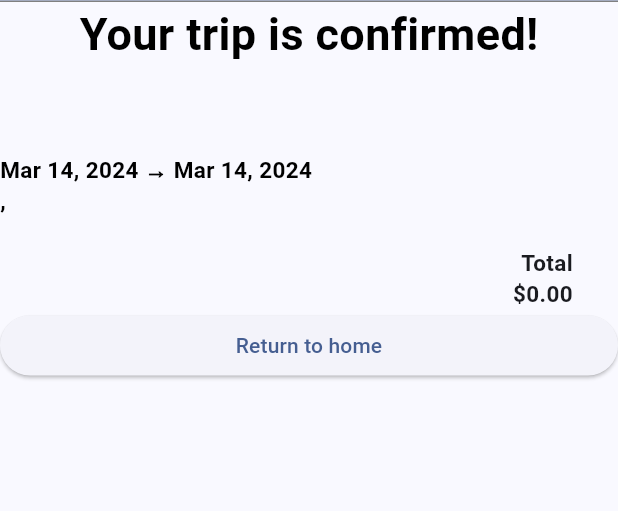
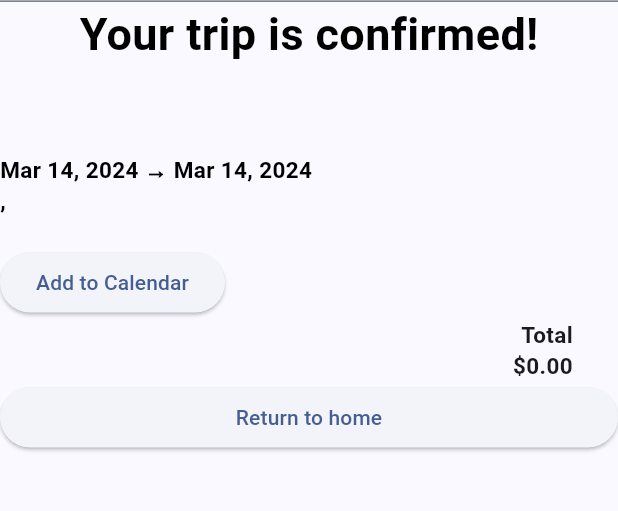
Before and after one commit to CSEN-SCU/csen-174-w24-project-tripsitter, a Flutter app: the ConfirmationPage screen opened directly with empty values, on a phone screen of 412 x 824 dp, the part 82-593 px from its top. Run offline on Flutter 3.47's test engine with Material 3 defaults, Android fonts, the phone set to English and light mode, and no system bars; our stand-ins replace animated_list_plus, cloud_firestore, csv, firebase_auth, firebase_core, firebase_storage and 11 more; missing offline and left inert: flutter_stripe, googleapis, mapbox_gl; accounts and stored records are empty; network calls fail; Roboto replaces fonts that are missing (Kadwa).

Commit message:
Google Calendar API: Flights

```diff
--- a/frontend/lib/components/checkout/trip_summary.dart
+++ b/frontend/lib/components/checkout/trip_summary.dart
@@ -1,16 +1,28 @@
+// ignore_for_file: use_build_context_synchronously
+
 import 'package:flutter/material.dart';
 import 'package:google_fonts/google_fonts.dart';
 import 'package:intl/intl.dart';
 import 'package:provider/provider.dart';
+import 'package:shared_preferences/shared_preferences.dart';
+import 'package:tripsitter/classes/airport.dart';
+import 'package:tripsitter/classes/flights.dart';
 import 'package:tripsitter/classes/profile.dart';
 import 'package:tripsitter/classes/trip.dart';
 import 'package:tripsitter/components/checkout/activity_summary.dart';
 import 'package:tripsitter/components/checkout/car_summary.dart';
 import 'package:tripsitter/components/checkout/flight_summary.dart';
 import 'package:tripsitter/components/checkout/hotel_summary.dart';
+import 'package:tripsitter/helpers/api.dart';
+import 'package:tripsitter/helpers/data.dart';
 import 'package:tripsitter/helpers/styles.dart';
+import 'package:googleapis/calendar/v3.dart' as gcal;
+import 'package:http/http.dart' as http;
+import 'package:googleapis_auth/googleapis_auth.dart' as gapis;
+import 'package:timezone/data/latest.dart' as tz;
+import 'package:timezone/timezone.dart' as tz;
 
-class TripSummary extends StatelessWidget {
+class TripSummary extends StatefulWidget {
   final Trip trip;
   final String uid;
   final List<UserProfile> profiles;
@@ -18,7 +30,74 @@ class TripSummary extends StatelessWidget {
   final bool showBooking;
   const TripSummary({required this.trip, required this.uid, required this.profiles, this.showSplit = true, this.showBooking = false, super.key});
 
-  bool get split => trip.usingSplitPayments && showSplit;
+  @override
+  State<TripSummary> createState() => _TripSummaryState();
+}
+
+class _TripSummaryState extends State<TripSummary> {
+  bool get split => widget.trip.usingSplitPayments && widget.showSplit;
+
+  Future<gcal.EventDateTime> getEventDateTime(FlightDepartureArrival flight) async{
+    List<Airport> airports = await getAirports(context);
+    Airport departureAirport = airports.firstWhere((a) => a.iataCode == flight.iataCode);
+    String departureTimezone = timezoneMap[flight.iataCode] ?? await TripsitterApi.getAirportTimezone(departureAirport);
+    DateTime dt = flight.at;
+    debugPrint("$dt");
+    tz.initializeTimeZones();
+    final airportTz = tz.getLocation(departureTimezone);
+
+    dt = tz.TZDateTime.from(dt.toUtc(), airportTz);
+    dt = dt.subtract(dt.timeZoneOffset - DateTime.now().timeZoneOffset);
+    // dt = dt.toLocal();
+
+    debugPrint("$dt, $departureTimezone");
+
+    return gcal.EventDateTime(dateTime: dt, timeZone: departureTimezone);
+  }
+
+  void createCalendarEvents() async {
+    final prefs = await SharedPreferences.getInstance();
+    String? token = prefs.getString("gcalToken");
+    if(token == null) return;
+    gapis.AuthClient client = gapis.authenticatedClient(http.Client(), gapis.AccessCredentials(
+      gapis.AccessToken(
+        'Bearer',
+        token,
+        // TODO(kevmoo): Use the correct value once it's available from authentication
+        // See https://github.com/flutter/flutter/issues/80905
+        DateTime.now().toUtc().add(const Duration(days: 365)),
+      ),
+      null, // We don't have a refreshToken
+      [gcal.CalendarApi.calendarEventsScope],
+    ));
+
+    gcal.CalendarApi(client).events.insert(gcal.Event(
+      summary: widget.trip.name,
+      start: gcal.EventDateTime(date: widget.trip.startDate.toUtc()),
+      end: gcal.EventDateTime(date: widget.trip.endDate.toUtc()),
+    ), "primary");
+
+    for(FlightGroup group in widget.trip.flights.where((f) => f.members.contains(widget.uid))) {
+      for(FlightItinerary it in group.selected?.itineraries ?? []) {
+        for(FlightSegment seg in it.segments) {
+          gcal.EventDateTime start = await getEventDateTime(seg.departure);
+          gcal.EventDateTime end = await getEventDateTime(seg.arrival);
+
+          gcal.Event event = gcal.Event(
+            summary: "Flight ${seg.carrierCode}${seg.number} ${seg.departure.iataCode} - ${seg.arrival.iataCode}",
+            description: "Departure: ${DateFormat("MM/dd/yyyy h:mm a").format(seg.departure.at)} (Local Time) \nArrival: ${DateFormat("MM/dd/yyyy h:mm a").format(seg.arrival.at)} (Local Time)\n${group.pnr != null ? "Booking Confirmation: ${group.pnr}" : ""}",
+            start: start,
+            end: end,
+          );
+          gcal.Event created = await gcal.CalendarApi(client).events.insert(event, "primary");
+          debugPrint("Created event ${created.id}");
+        }
+      }
+    }
+
+    debugPrint("Added to calendar");
+
+  }
 
   @override
   Widget build(BuildContext context) {
@@ -28,42 +107,44 @@ class TripSummary extends StatelessWidget {
       ),
       child: MultiProvider(
         providers: [
-          Provider.value(value: profiles),
+          Provider.value(value: widget.profiles),
           Provider.value(value: split),
         ],
         child: Column(
           crossAxisAlignment: CrossAxisAlignment.start,
           children: [
-            Text(trip.name, style: sectionHeaderStyle),
-            Text("${DateFormat('MMM d, yyyy').format(trip.startDate)} → ${DateFormat('MMM d, yyyy').format(trip.endDate)}", style: sectionHeaderStyle.copyWith(fontSize: 15)),
-            Text("${trip.destination.name}, ${trip.destination.country}", style: sectionHeaderStyle.copyWith(fontSize: 15)),
+            Text(widget.trip.name, style: sectionHeaderStyle),
+            Text("${DateFormat('MMM d, yyyy').format(widget.trip.startDate)} → ${DateFormat('MMM d, yyyy').format(widget.trip.endDate)}", style: sectionHeaderStyle.copyWith(fontSize: 15)),
+            Text("${widget.trip.destination.name}, ${widget.trip.destination.country}", style: sectionHeaderStyle.copyWith(fontSize: 15)),
             Container(height: 20),
-            if((split ? trip.flights.where((f) => f.members.contains(uid)) : trip.flights).isNotEmpty)
+            if(widget.showBooking)
+              ElevatedButton(onPressed: createCalendarEvents, child: Text("Add to Calendar")),
+            if((split ? widget.trip.flights.where((f) => f.members.contains(widget.uid)) : widget.trip.flights).isNotEmpty)
               ...[
-                SummaryHeader("Flights: \$${split ? trip.userFlightsPrice(uid) : trip.flightsPrice}${split ? "" : " total"}", icon: Icons.flight_takeoff_rounded),
-                for(var flight in (split ? trip.flights.where((f) => f.members.contains(uid)) : trip.flights))
-                  FlightSummary(flight: flight, price: split ? flight.userPrice(uid) : flight.price),
+                SummaryHeader("Flights: \$${split ? widget.trip.userFlightsPrice(widget.uid) : widget.trip.flightsPrice}${split ? "" : " total"}", icon: Icons.flight_takeoff_rounded),
+                for(var flight in (split ? widget.trip.flights.where((f) => f.members.contains(widget.uid)) : widget.trip.flights))
+                  FlightSummary(flight: flight, price: split ? flight.userPrice(widget.uid) : flight.price),
                 Container(height: 10)
               ],
-            if((split ? trip.hotels.where((h) => h.members.contains(uid)) : trip.hotels).isNotEmpty)
+            if((split ? widget.trip.hotels.where((h) => h.members.contains(widget.uid)) : widget.trip.hotels).isNotEmpty)
               ...[
-                SummaryHeader("Hotels: \$${split ? trip.userHotelsPrice(uid) : trip.hotelsPrice}${split ? "" : " total"}", icon: Icons.hotel_rounded),
-                for(var hotel in (split ? trip.hotels.where((h) => h.members.contains(uid)) : trip.hotels))
-                  HotelSummary(hotel: hotel, price: split ? hotel.userPrice(uid) : hotel.price),
+                SummaryHeader("Hotels: \$${split ? widget.trip.userHotelsPrice(widget.uid) : widget.trip.hotelsPrice}${split ? "" : " total"}", icon: Icons.hotel_rounded),
+                for(var hotel in (split ? widget.trip.hotels.where((h) => h.members.contains(widget.uid)) : widget.trip.hotels))
+                  HotelSummary(hotel: hotel, price: split ? hotel.userPrice(widget.uid) : hotel.price),
                 Container(height: 10)
               ],
-            if((split ? trip.rentalCars.where((r) => r.members.contains(uid)) : trip.rentalCars).isNotEmpty)
+            if((split ? widget.trip.rentalCars.where((r) => r.members.contains(widget.uid)) : widget.trip.rentalCars).isNotEmpty)
               ...[
-                SummaryHeader("Rental Cars: \$${split ? trip.userRentalCarsPrice(uid) : trip.rentalCarsPrice}${split ? "" : " total"}", icon: Icons.directions_car_rounded),
-                for(var rentalCar in (split ? trip.rentalCars.where((r) => r.members.contains(uid)) : trip.rentalCars))
-                  CarSummary(car: rentalCar, price: split ? rentalCar.userPrice(uid) : rentalCar.price, showBooking: showBooking),
+                SummaryHeader("Rental Cars: \$${split ? widget.trip.userRentalCarsPrice(widget.uid) : widget.trip.rentalCarsPrice}${split ? "" : " total"}", icon: Icons.directions_car_rounded),
+                for(var rentalCar in (split ? widget.trip.rentalCars.where((r) => r.members.contains(widget.uid)) : widget.trip.rentalCars))
+                  CarSummary(car: rentalCar, price: split ? rentalCar.userPrice(widget.uid) : rentalCar.price, showBooking: widget.showBooking),
                 Container(height: 10)
               ],
-            if((split ? trip.activities.where((a) => a.participants.contains(uid)) : trip.activities).isNotEmpty)
+            if((split ? widget.trip.activities.where((a) => a.participants.contains(widget.uid)) : widget.trip.activities).isNotEmpty)
               ...[
-                SummaryHeader("Activities: \$${split ? trip.userActivitiesPrice(uid) : trip.activitiesPrice} total", icon: Icons.stadium_rounded),
-                for(var activity in (split ? trip.activities.where((a) => a.participants.contains(uid)) : trip.activities))
-                  ActivitySummary(activity: activity, price: split ? activity.userPrice(uid) : activity.price, showBooking: showBooking),
+                SummaryHeader("Activities: \$${split ? widget.trip.userActivitiesPrice(widget.uid) : widget.trip.activitiesPrice} total", icon: Icons.stadium_rounded),
+                for(var activity in (split ? widget.trip.activities.where((a) => a.participants.contains(widget.uid)) : widget.trip.activities))
+                  ActivitySummary(activity: activity, price: split ? activity.userPrice(widget.uid) : activity.price, showBooking: widget.showBooking),
                 Container(height: 10)
               ],
               Padding(
@@ -72,7 +153,7 @@ class TripSummary extends StatelessWidget {
                   alignment: Alignment.centerRight,
                   child: SizedBox(
                     width: 150,
-                    child: Text("${split ? "Your total" : "Total"}\n\$${(split ? trip.userTotalPrice(uid) : trip.totalPrice).toStringAsFixed(2)}", style: const TextStyle(fontSize: 15, fontWeight: FontWeight.bold), textAlign: TextAlign.right,)
+                    child: Text("${split ? "Your total" : "Total"}\n\$${(split ? widget.trip.userTotalPrice(widget.uid) : widget.trip.totalPrice).toStringAsFixed(2)}", style: const TextStyle(fontSize: 15, fontWeight: FontWeight.bold), textAlign: TextAlign.right,)
                   )
                 ),
               ),
--- a/frontend/pubspec.yaml
+++ b/frontend/pubspec.yaml
@@ -68,6 +68,10 @@ dependencies:
   image_picker_web: ^3.1.1
   intl_phone_field: ^3.2.0
   animated_list_plus: ^0.5.2
+  googleapis: ^13.1.0
+  shared_preferences: ^2.2.2
+  googleapis_auth: ^1.5.0
+  timezone: ^0.9.2
 
 dev_dependencies:
   flutter_test:
```
Also changed, not shown: frontend/lib/helpers/api.dart (+17 -0 lines), frontend/lib/pages/login.dart (+17 -9 lines), frontend/lib/pages/profile_page.dart (+8 -0 lines), frontend/pubspec.lock, 2 other files.
